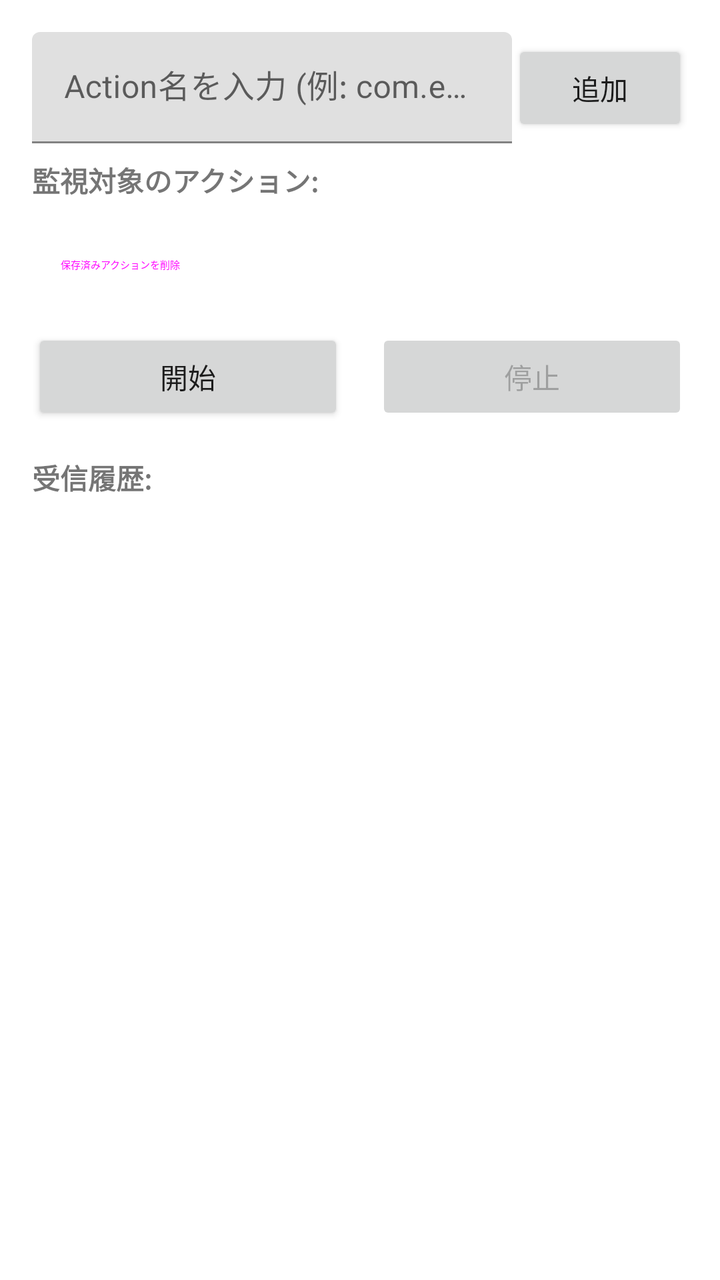
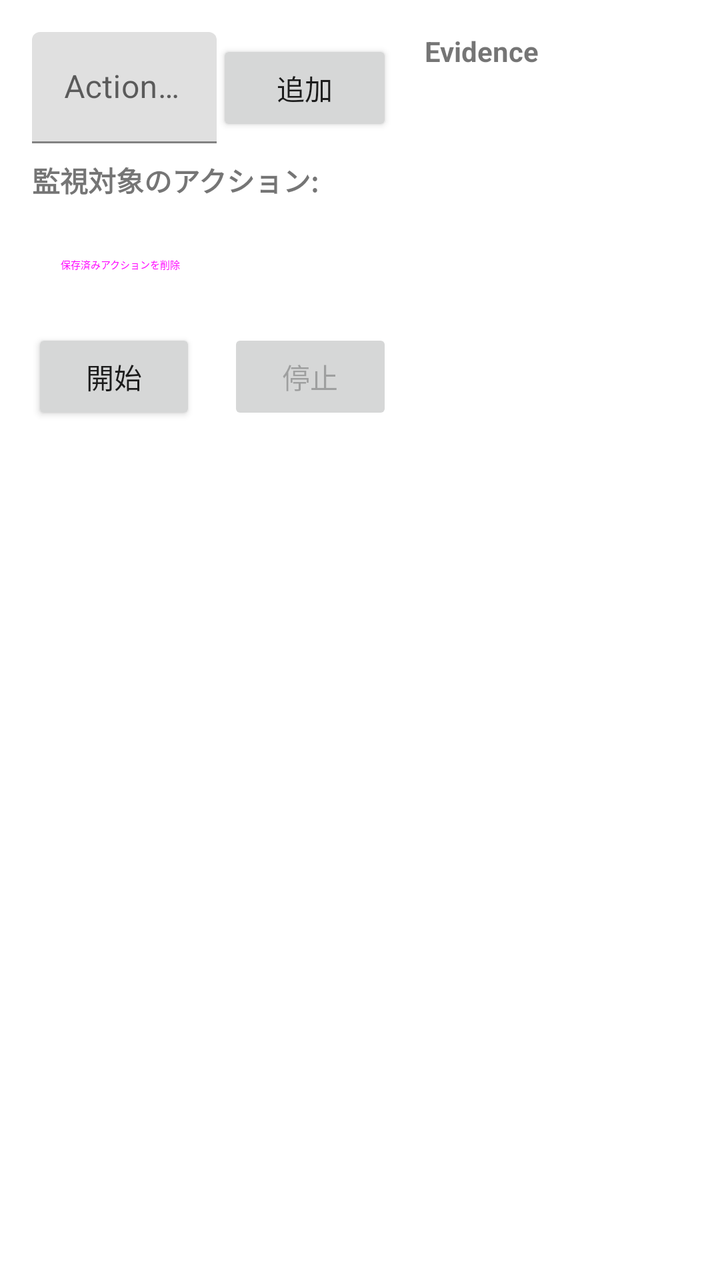

Two renders of the same Android screen: before a commit and after it. Below are the layout's source before the change and the commit's diff.
<!-- AndroidManifest.xml: application theme Theme.BroadcastTestTool -->
<!-- res/layout/activity_main.xml -->
<?xml version="1.0" encoding="utf-8"?>
<androidx.constraintlayout.widget.ConstraintLayout xmlns:android="http://schemas.android.com/apk/res/android"
    xmlns:app="http://schemas.android.com/apk/res-auto"
    xmlns:tools="http://schemas.android.com/tools"
    android:layout_width="match_parent"
    android:layout_height="match_parent"
    android:padding="16dp"
    tools:context=".MainActivity">

    <com.google.android.material.textfield.TextInputLayout
        android:id="@+id/actionInputLayout"
        android:layout_width="0dp"
        android:layout_height="wrap_content"
        android:hint="@string/action_hint"
        app:layout_constraintEnd_toStartOf="@+id/btnAddAction"
        app:layout_constraintStart_toStartOf="parent"
        app:layout_constraintTop_toTopOf="parent">

        <com.google.android.material.textfield.TextInputEditText
            android:id="@+id/etActionName"
            android:layout_width="match_parent"
            android:layout_height="wrap_content"
            android:inputType="text" />
    </com.google.android.material.textfield.TextInputLayout>

    <Button
        android:id="@+id/btnAddAction"
        android:layout_width="wrap_content"
        android:layout_height="wrap_content"
        android:text="@string/add_action"
        app:layout_constraintBottom_toBottomOf="@+id/actionInputLayout"
        app:layout_constraintEnd_toEndOf="parent"
        app:layout_constraintTop_toTopOf="@+id/actionInputLayout" />

    <TextView
        android:id="@+id/tvRegisteredActions"
        android:layout_width="wrap_content"
        android:layout_height="wrap_content"
        android:layout_marginTop="8dp"
        android:text="監視対象のアクション:"
        android:textStyle="bold"
        app:layout_constraintStart_toStartOf="parent"
        app:layout_constraintTop_toBottomOf="@+id/actionInputLayout" />

    <com.google.android.material.chip.ChipGroup
        android:id="@+id/chipGroupActions"
        android:layout_width="match_parent"
        android:layout_height="wrap_content"
        android:layout_marginTop="4dp"
        app:layout_constraintTop_toBottomOf="@+id/tvRegisteredActions" />

    <Button
        android:id="@+id/btnClearSavedActions"
        style="@style/Widget.Material3.Button.TextButton"
        android:layout_width="wrap_content"
        android:layout_height="wrap_content"
        android:layout_marginTop="4dp"
        android:text="@string/clear_saved_actions"
        app:layout_constraintStart_toStartOf="parent"
        app:layout_constraintTop_toBottomOf="@+id/chipGroupActions" />

    <LinearLayout
        android:id="@+id/buttonContainer"
        android:layout_width="match_parent"
        android:layout_height="wrap_content"
        android:layout_marginTop="8dp"
        android:orientation="horizontal"
        app:layout_constraintTop_toBottomOf="@+id/btnClearSavedActions">

        <Button
            android:id="@+id/btnStart"
            android:layout_width="0dp"
            android:layout_height="wrap_content"
            android:layout_weight="1"
            android:layout_marginEnd="8dp"
            android:text="@string/start_service" />

        <Button
            android:id="@+id/btnStop"
            android:layout_width="0dp"
            android:layout_height="wrap_content"
            android:layout_weight="1"
            android:layout_marginStart="8dp"
            android:enabled="false"
            android:text="@string/stop_service" />
    </LinearLayout>

    <TextView
        android:id="@+id/tvLogHeader"
        android:layout_width="wrap_content"
        android:layout_height="wrap_content"
        android:layout_marginTop="16dp"
        android:text="受信履歴:"
        android:textStyle="bold"
        app:layout_constraintStart_toStartOf="parent"
        app:layout_constraintTop_toBottomOf="@+id/buttonContainer" />

    <androidx.recyclerview.widget.RecyclerView
        android:id="@+id/rvLogs"
        android:layout_width="match_parent"
        android:layout_height="0dp"
        android:layout_marginTop="8dp"
        app:layout_constraintBottom_toBottomOf="parent"
        app:layout_constraintTop_toBottomOf="@+id/tvLogHeader" />

</androidx.constraintlayout.widget.ConstraintLayout>
<!-- resources referenced by this layout -->
<resources>
  <string name="action_hint">Action名を入力 (例: com.example.TEST)</string>
  <string name="add_action">追加</string>
  <string name="clear_saved_actions">保存済みアクションを削除</string>
  <string name="start_service">開始</string>
  <string name="stop_service">停止</string>
  <style name="Theme.BroadcastTestTool" parent="Theme.MaterialComponents.DayNight.DarkActionBar">
          <item name="colorPrimary">@color/purple_500</item>
          <item name="colorPrimaryVariant">@color/purple_700</item>
          <item name="colorOnPrimary">@color/white</item>
          <item name="colorSecondary">@color/teal_200</item>
          <item name="colorSecondaryVariant">@color/teal_700</item>
          <item name="colorOnSecondary">@color/black</item>
          <item name="android:statusBarColor">?attr/colorPrimaryVariant</item>
      </style>
  <color name="purple_500">#FF6200EE</color>
  <color name="purple_700">#3700B3</color>
  <color name="white">#FFFFFFFF</color>
  <color name="teal_200">#FF03DAC5</color>
  <color name="teal_700">#FF018786</color>
  <color name="black">#FF000000</color>
</resources>

<!-- the commit's change to res/layout/activity_main.xml (unified diff, before → after) -->
@@ -6,6 +6,13 @@
     android:layout_height="match_parent"
     android:padding="16dp"
     tools:context=".MainActivity">
+
+    <androidx.constraintlayout.widget.Guideline
+        android:id="@+id/contentDivider"
+        android:layout_width="wrap_content"
+        android:layout_height="wrap_content"
+        android:orientation="vertical"
+        app:layout_constraintGuide_percent="0.55" />
 
     <com.google.android.material.textfield.TextInputLayout
         android:id="@+id/actionInputLayout"
@@ -29,7 +36,7 @@
         android:layout_height="wrap_content"
         android:text="@string/add_action"
         app:layout_constraintBottom_toBottomOf="@+id/actionInputLayout"
-        app:layout_constraintEnd_toEndOf="parent"
+        app:layout_constraintEnd_toStartOf="@+id/contentDivider"
         app:layout_constraintTop_toTopOf="@+id/actionInputLayout" />
 
     <TextView
@@ -44,9 +51,11 @@
 
     <com.google.android.material.chip.ChipGroup
         android:id="@+id/chipGroupActions"
-        android:layout_width="match_parent"
+        android:layout_width="0dp"
         android:layout_height="wrap_content"
         android:layout_marginTop="4dp"
+        app:layout_constraintEnd_toStartOf="@+id/contentDivider"
+        app:layout_constraintStart_toStartOf="parent"
         app:layout_constraintTop_toBottomOf="@+id/tvRegisteredActions" />
 
     <Button
@@ -61,10 +70,12 @@
 
     <LinearLayout
         android:id="@+id/buttonContainer"
-        android:layout_width="match_parent"
+        android:layout_width="0dp"
         android:layout_height="wrap_content"
         android:layout_marginTop="8dp"
         android:orientation="horizontal"
+        app:layout_constraintEnd_toStartOf="@+id/contentDivider"
+        app:layout_constraintStart_toStartOf="parent"
         app:layout_constraintTop_toBottomOf="@+id/btnClearSavedActions">
 
         <Button
@@ -86,21 +97,24 @@
     </LinearLayout>
 
     <TextView
-        android:id="@+id/tvLogHeader"
+        android:id="@+id/tvEvidenceHeader"
         android:layout_width="wrap_content"
         android:layout_height="wrap_content"
-        android:layout_marginTop="16dp"
-        android:text="受信履歴:"
+        android:layout_marginStart="16dp"
+        android:text="@string/evidence_header"
         android:textStyle="bold"
-        app:layout_constraintStart_toStartOf="parent"
-        app:layout_constraintTop_toBottomOf="@+id/buttonContainer" />
+        app:layout_constraintStart_toStartOf="@+id/contentDivider"
+        app:layout_constraintTop_toTopOf="parent" />
 
     <androidx.recyclerview.widget.RecyclerView
         android:id="@+id/rvLogs"
-        android:layout_width="match_parent"
+        android:layout_width="0dp"
         android:layout_height="0dp"
+        android:layout_marginStart="16dp"
         android:layout_marginTop="8dp"
         app:layout_constraintBottom_toBottomOf="parent"
-        app:layout_constraintTop_toBottomOf="@+id/tvLogHeader" />
+        app:layout_constraintEnd_toEndOf="parent"
+        app:layout_constraintStart_toStartOf="@+id/contentDivider"
+        app:layout_constraintTop_toBottomOf="@+id/tvEvidenceHeader" />
 
 </androidx.constraintlayout.widget.ConstraintLayout>
<!-- resource entries referenced after the edit -->
@@ -3,6 +3,7 @@
   <string name="action_hint">Action名を入力 (例: com.example.TEST)</string>
   <string name="add_action">追加</string>
   <string name="clear_saved_actions">保存済みアクションを削除</string>
+  <string name="evidence_header">Evidence</string>
   <string name="start_service">開始</string>
   <string name="stop_service">停止</string>
   <style name="Theme.BroadcastTestTool" parent="Theme.MaterialComponents.DayNight.DarkActionBar">
